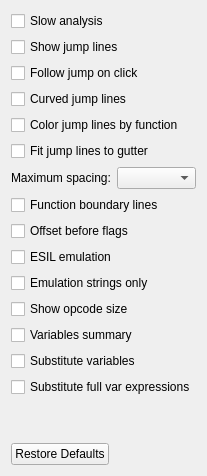
Before: the Qt Designer form src/dialogs/settings/MetadataOptionsWidget.ui in radareorg/iaito, drawn with Qt 5.
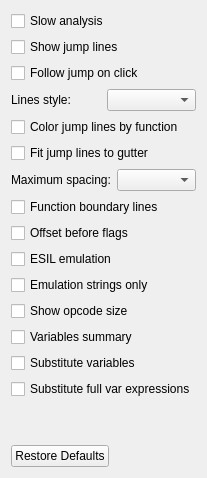
After: the same form once the commit is applied.

Commit message: Add circuit jump lines and a line style submenu

```diff
--- a/src/dialogs/settings/MetadataOptionsWidget.ui
+++ b/src/dialogs/settings/MetadataOptionsWidget.ui
@@ -37,11 +37,21 @@
     </widget>
    </item>
    <item>
-    <widget class="QCheckBox" name="curvedJumpLineCheckBox">
+    <layout class="QHBoxLayout" name="jumpLineStyleLayout">
+     <item>
+      <widget class="QLabel" name="jumpLineStyleLabel">
      <property name="text">
-      <string>Curved jump lines</string>
-     </property>
-    </widget>
+        <string>Lines style:</string>
+       </property>
+       <property name="buddy">
+        <cstring>jumpLineStyleComboBox</cstring>
+       </property>
+      </widget>
+     </item>
+     <item>
+      <widget class="QComboBox" name="jumpLineStyleComboBox"/>
+     </item>
+    </layout>
    </item>
    <item>
     <widget class="QCheckBox" name="colorizeJumpLineCheckBox">
```
Lines whose indentation alone changed are shown as unchanged. The commit also changes 6 other files.
